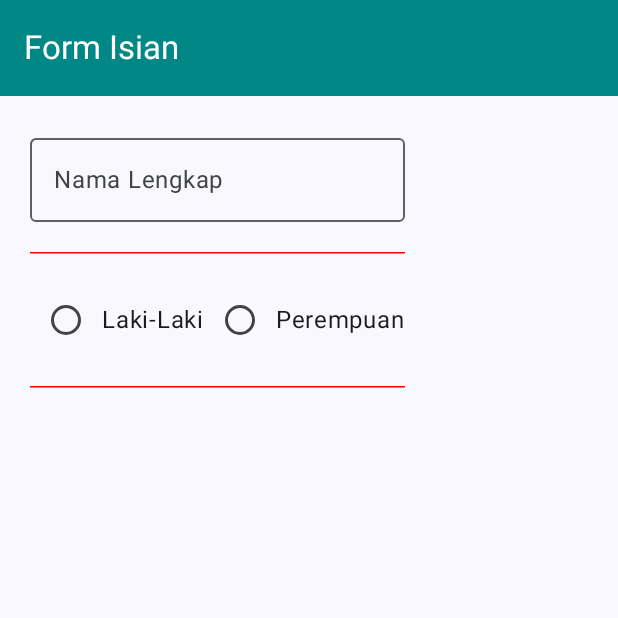
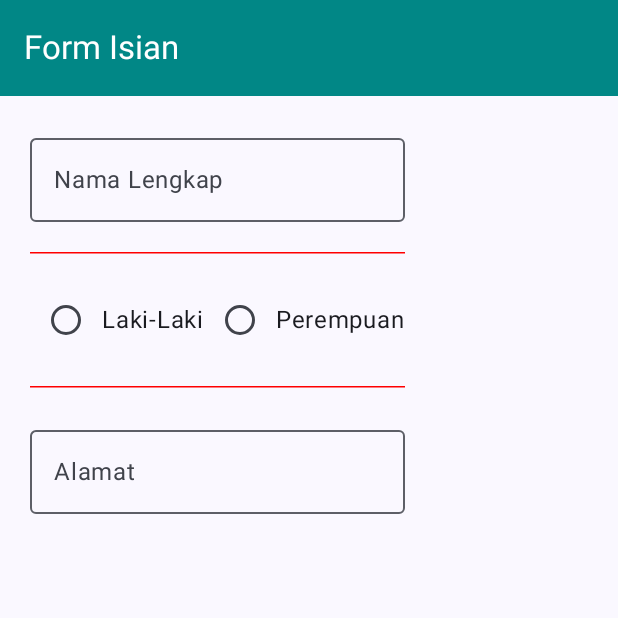
Before and after one commit to abimanyusatriaa/Quest6_160, an Android app built with Jetpack Compose: the composable FormIsian shown on its own in the app's theme, on a phone screen of 412 x 824 dp, the top half of it. Run offline under Robolectric (Android 15) with nearby library versions, the phone set to English and light mode, and no system bars.

Commit message:
membuat outlined text field

```diff
--- a/app/src/main/java/com/example/praktik6/view/FormSiswa.kt
+++ b/app/src/main/java/com/example/praktik6/view/FormSiswa.kt
@@ -89,6 +89,15 @@ fun FormIsian(
                 thickness = 1.dp,
                 color = Color.Red
             )
+            OutlinedTextField(
+                value = "",
+                singleLine = true,
+                modifier = Modifier
+                    .width(250.dp),
+                label = {Text(text = "Alamat")},
+                onValueChange = {},
+            )
+            Spacer(modifier = Modifier.height(30.dp))
 
         }
     }
```
